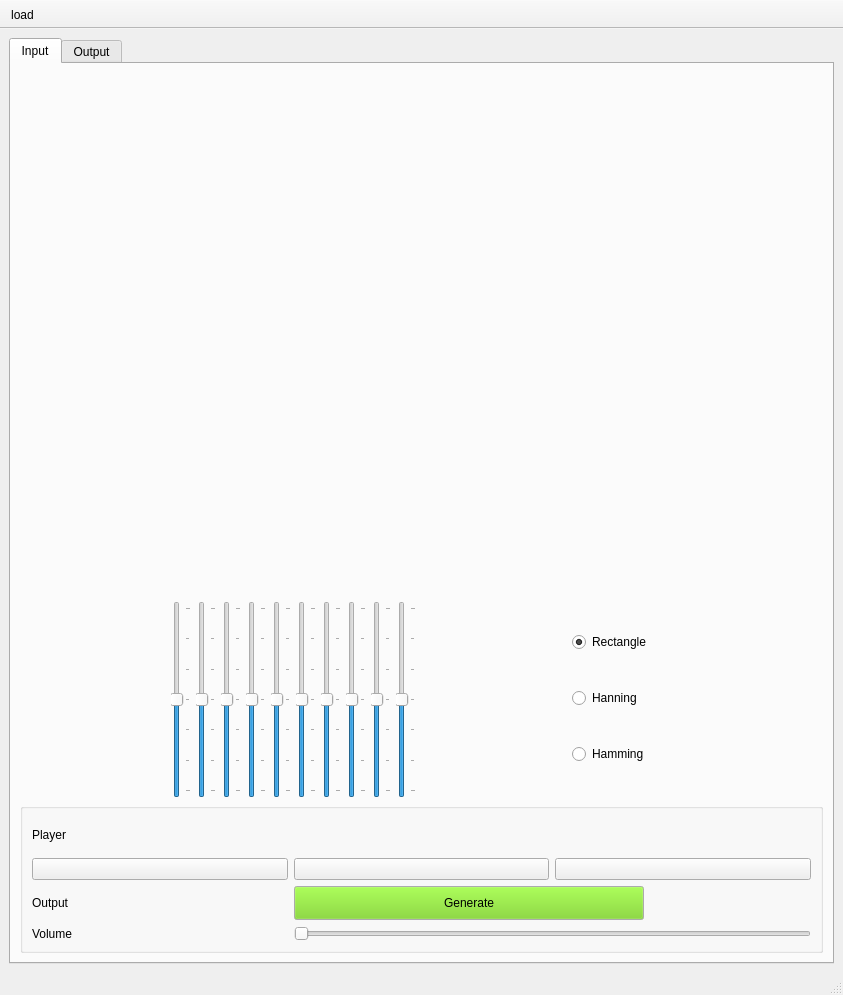
Old version of the form Task2/testGUI.ui in the repository Ahmad-Abdalmageed/DSP_tasks-.
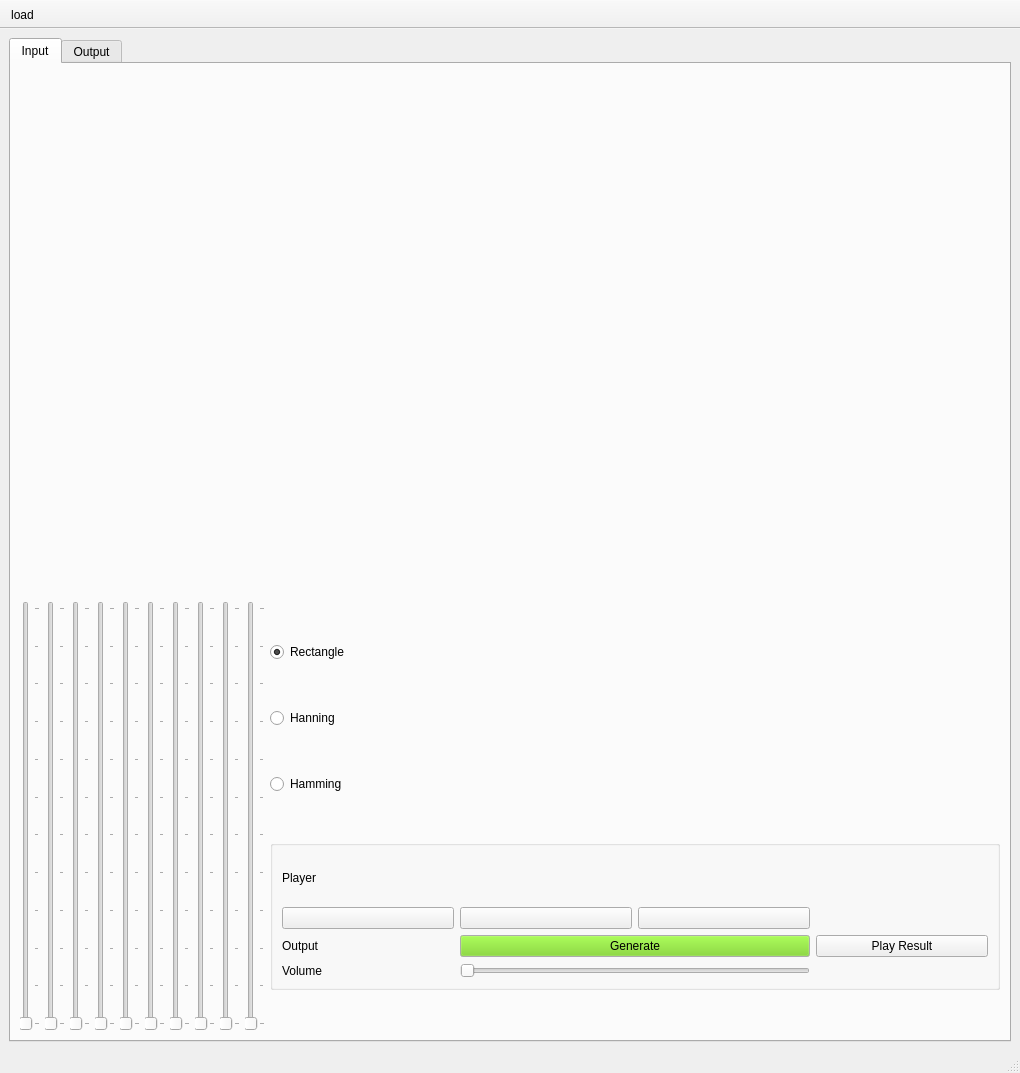
New version of the form. Icons and pictures are not drawn. Custom widgets are drawn as their Qt base class.

```diff
--- a/Task2/testGUI.ui
+++ b/Task2/testGUI.ui
@@ -6,8 +6,8 @@
    <rect>
     <x>0</x>
     <y>0</y>
-    <width>843</width>
-    <height>995</height>
+    <width>1020</width>
+    <height>1073</height>
    </rect>
   </property>
   <property name="minimumSize">
@@ -125,10 +125,10 @@
                  </size>
                 </property>
                 <property name="minimum">
-                 <number>-3</number>
+                 <number>1</number>
                 </property>
                 <property name="maximum">
-                 <number>3</number>
+                 <number>12</number>
                 </property>
                 <property name="pageStep">
                  <number>1</number>
@@ -153,10 +153,10 @@
                  </size>
                 </property>
                 <property name="minimum">
-                 <number>-3</number>
+                 <number>1</number>
                 </property>
                 <property name="maximum">
-                 <number>3</number>
+                 <number>12</number>
                 </property>
                 <property name="pageStep">
                  <number>1</number>
@@ -184,10 +184,10 @@
                  </size>
                 </property>
                 <property name="minimum">
-                 <number>-3</number>
+                 <number>1</number>
                 </property>
                 <property name="maximum">
-                 <number>3</number>
+                 <number>12</number>
                 </property>
                 <property name="pageStep">
                  <number>1</number>
@@ -215,10 +215,10 @@
                  </size>
                 </property>
                 <property name="minimum">
-                 <number>-3</number>
+                 <number>1</number>
                 </property>
                 <property name="maximum">
-                 <number>3</number>
+                 <number>12</number>
                 </property>
                 <property name="pageStep">
                  <number>1</number>
@@ -246,10 +246,10 @@
                  </size>
                 </property>
                 <property name="minimum">
-                 <number>-3</number>
+                 <number>1</number>
                 </property>
                 <property name="maximum">
-                 <number>3</number>
+                 <number>12</number>
                 </property>
                 <property name="pageStep">
                  <number>1</number>
@@ -277,10 +277,10 @@
                  </size>
                 </property>
                 <property name="minimum">
-                 <number>-3</number>
+                 <number>1</number>
                 </property>
                 <property name="maximum">
-                 <number>3</number>
+                 <number>12</number>
                 </property>
                 <property name="pageStep">
                  <number>1</number>
@@ -308,10 +308,10 @@
                  </size>
                 </property>
                 <property name="minimum">
-                 <number>-3</number>
+                 <number>1</number>
                 </property>
                 <property name="maximum">
-                 <number>3</number>
+                 <number>12</number>
                 </property>
                 <property name="pageStep">
                  <number>1</number>
@@ -339,10 +339,10 @@
                  </size>
                 </property>
                 <property name="minimum">
-                 <number>-3</number>
+                 <number>1</number>
                 </property>
                 <property name="maximum">
-                 <number>3</number>
+                 <number>12</number>
                 </property>
                 <property name="pageStep">
                  <number>1</number>
@@ -370,10 +370,10 @@
                  </size>
                 </property>
                 <property name="minimum">
-                 <number>-3</number>
+                 <number>1</number>
                 </property>
                 <property name="maximum">
-                 <number>3</number>
+                 <number>12</number>
                 </property>
                 <property name="pageStep">
                  <number>1</number>
@@ -401,10 +401,10 @@
                  </size>
                 </property>
                 <property name="minimum">
-                 <number>-3</number>
+                 <number>1</number>
                 </property>
                 <property name="maximum">
-                 <number>3</number>
+                 <number>12</number>
                 </property>
                 <property name="pageStep">
                  <number>1</number>
@@ -426,7 +426,7 @@
              </layout>
             </item>
             <item>
-             <layout class="QVBoxLayout" name="verticalLayout_4" stretch="0,0,0">
+             <layout class="QVBoxLayout" name="verticalLayout_4" stretch="0,0,0,0">
               <property name="sizeConstraint">
                <enum>QLayout::SetMinimumSize</enum>
               </property>
@@ -472,10 +472,6 @@
                 </property>
                </widget>
               </item>
-             </layout>
-            </item>
-           </layout>
-          </item>
           <item>
            <widget class="QGroupBox" name="groupBox">
             <property name="minimumSize">
@@ -523,7 +519,7 @@
               <widget class="QPushButton" name="generateOutput">
                <property name="minimumSize">
                 <size>
-                 <width>30</width>
+                     <width>10</width>
                  <height>20</height>
                 </size>
                </property>
@@ -611,8 +607,23 @@
                </property>
               </widget>
              </item>
-            </layout>
-           </widget>
+                 <item row="2" column="3">
+                  <widget class="QPushButton" name="pushButton">
+                   <property name="text">
+                    <string>Play Result</string>
+                   </property>
+                   <property name="icon">
+                    <iconset>
+                     <normaloff>Icons/icons8-play-100.png</normaloff>Icons/icons8-play-100.png</iconset>
+                   </property>
+                  </widget>
+                 </item>
+                </layout>
+               </widget>
+              </item>
+             </layout>
+            </item>
+           </layout>
           </item>
          </layout>
         </item>
```
Left out of the diff: 2 changed lines with no effect on the pictures. Lines whose indentation alone changed are shown as unchanged.
